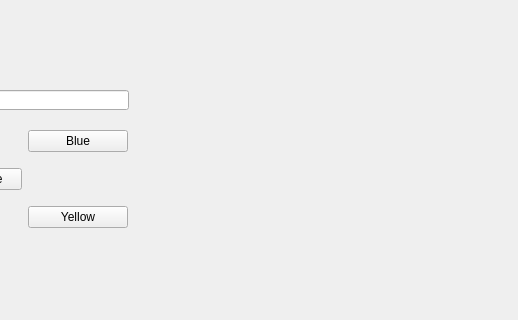
zxjorge/simongame, file Simon/SimonMainWindow.ui: the form before one commit; both pictures show x 282 to 800 and y 0 to 320 of the 800 by 600 pixel window.
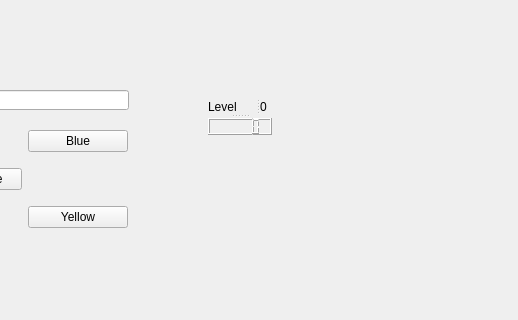
The form after the commit.

Patch:
```diff
--- a/Simon/SimonMainWindow.ui
+++ b/Simon/SimonMainWindow.ui
@@ -93,6 +93,35 @@
      </property>
     </widget>
    </widget>
+   <widget class="QSplitter" name="splitter_3">
+    <property name="geometry">
+     <rect>
+      <x>490</x>
+      <y>100</y>
+      <width>64</width>
+      <height>35</height>
+     </rect>
+    </property>
+    <property name="orientation">
+     <enum>Qt::Vertical</enum>
+    </property>
+    <widget class="QSplitter" name="splitter_2">
+     <property name="orientation">
+      <enum>Qt::Horizontal</enum>
+     </property>
+     <widget class="QLabel" name="levelLabel">
+      <property name="text">
+       <string>Level</string>
+      </property>
+     </widget>
+     <widget class="QLabel" name="numOfLevel">
+      <property name="text">
+       <string>0</string>
+      </property>
+     </widget>
+    </widget>
+    <widget class="QLCDNumber" name="timer"/>
+   </widget>
   </widget>
   <widget class="QMenuBar" name="menubar">
    <property name="geometry">
```
